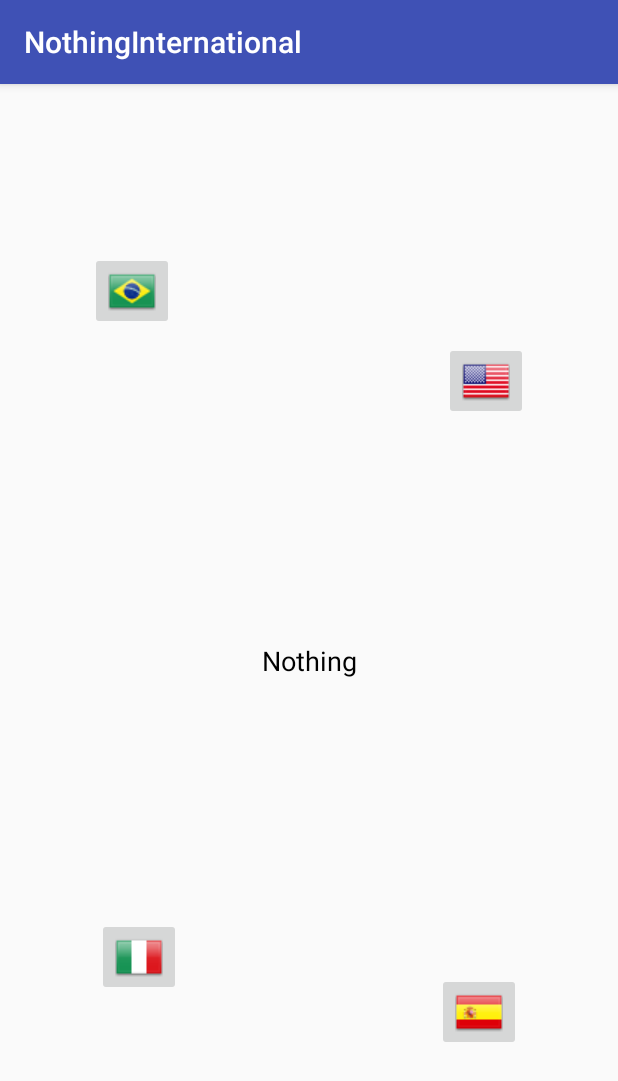
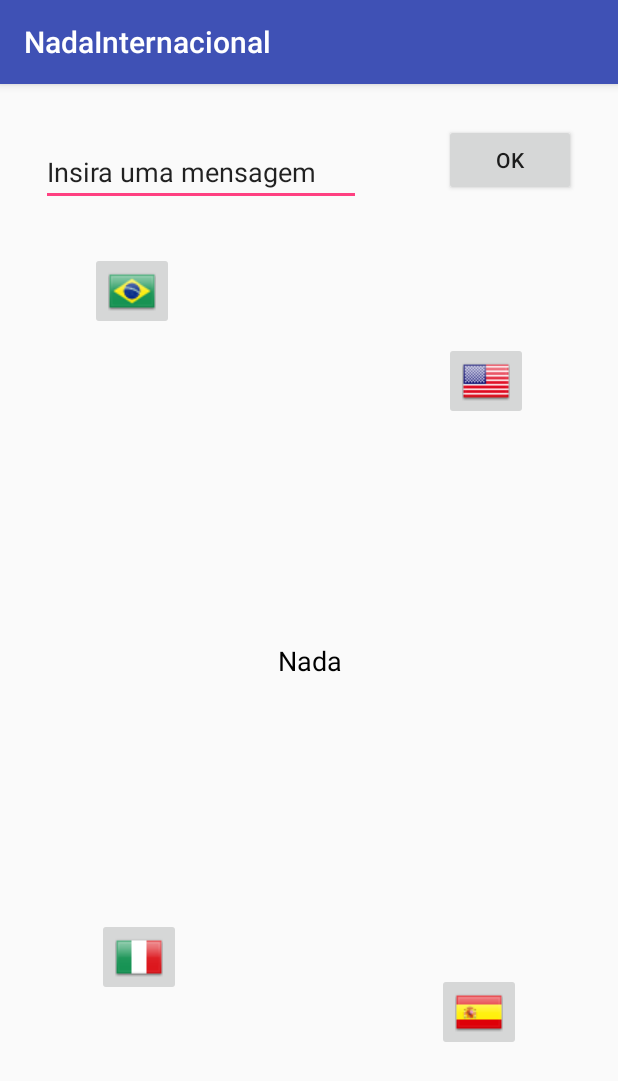
Before and after one commit to bernardomoraisbh/NothingInternational, an Android app: the screen it shows after launch (MainActivity), on a phone screen of 412 x 824 dp. Shown: the top 1081 px of the screen. Run offline under Robolectric (Android 15) with nearby library versions, the phone set to English and light mode, and no system bars.

Commit message:
Atualization with bar search.

```diff
--- a/app/src/main/java/com/nothing/bernardo/nothinginternational/MainActivity.java
+++ b/app/src/main/java/com/nothing/bernardo/nothinginternational/MainActivity.java
@@ -5,16 +5,6 @@ import android.os.Bundle;
 import android.view.View;
 import android.widget.ImageButton;
 import android.widget.TextView;
-import android.app.Activity;
-import android.graphics.Color;
-import android.support.v7.app.AppCompatActivity;
-import android.os.Bundle;
-import android.view.Menu;
-import android.view.MenuItem;
-import android.view.View;
-import android.widget.ImageButton;
-import android.widget.Toast;
-
 public class MainActivity extends AppCompatActivity {
 
     @Override
@@ -35,28 +25,28 @@ public class MainActivity extends AppCompatActivity {
             @Override
             public void onClick(View view) {
                 TextView mainNothing = (TextView)findViewById(R.id.changeNothing);
-                mainNothing.setText("Nada");
+                mainNothing.setText(R.string.nada);
             }
         });
         imgButtonIt.setOnClickListener(new View.OnClickListener() {
             @Override
             public void onClick(View view) {
                 TextView mainNothing = (TextView)findViewById(R.id.changeNothing);
-                mainNothing.setText("Niente");
+                mainNothing.setText(R.string.nada);
             }
         });
         imgButtonEs.setOnClickListener(new View.OnClickListener() {
             @Override
             public void onClick(View view) {
                 TextView mainNothing = (TextView)findViewById(R.id.changeNothing);
-                mainNothing.setText("Nada");
+                mainNothing.setText(R.string.nada);
             }
         });
         imgButtonUs.setOnClickListener(new View.OnClickListener() {
             @Override
             public void onClick(View view) {
                 TextView mainNothing = (TextView)findViewById(R.id.changeNothing);
-                mainNothing.setText("Nothing");
+                mainNothing.setText(R.string.nada);
             }
         });
     }
--- a/app/src/main/res/layout/activity_main.xml
+++ b/app/src/main/res/layout/activity_main.xml
@@ -10,8 +10,8 @@
         android:id="@+id/changeNothing"
         android:layout_width="wrap_content"
         android:layout_height="wrap_content"
-        android:contentDescription="@string/nothing"
-        android:text="@string/nothing"
+        android:contentDescription="@string/nada"
+        android:text="@string/nada"
         android:textColor="@android:color/black"
         android:textSize="18sp"
         app:layout_constraintBottom_toBottomOf="parent"
@@ -47,7 +47,6 @@
         android:layout_marginEnd="8dp"
         android:layout_marginStart="8dp"
         android:layout_marginTop="8dp"
-        android:contentDescription="@string/niente"
         app:layout_constraintBottom_toBottomOf="parent"
         app:layout_constraintEnd_toEndOf="parent"
         app:layout_constraintHorizontal_bias="0.166"
@@ -81,7 +80,6 @@
         android:layout_marginEnd="60dp"
         android:layout_marginStart="8dp"
         android:layout_marginTop="8dp"
-        android:contentDescription="@string/nothing"
         app:layout_constraintBottom_toBottomOf="parent"
         app:layout_constraintEnd_toEndOf="parent"
         app:layout_constraintHorizontal_bias="1.0"
@@ -90,4 +88,35 @@
         app:layout_constraintVertical_bias="0.234"
         app:srcCompat="@drawable/us" />
 
+    <EditText
+        android:id="@+id/editText"
+        android:layout_width="wrap_content"
+        android:layout_height="wrap_content"
+        android:layout_marginBottom="8dp"
+        android:layout_marginEnd="36dp"
+        android:layout_marginStart="8dp"
+        android:layout_marginTop="8dp"
+        android:ems="10"
+        android:inputType="textPersonName"
+        android:text="@string/menssage"
+        app:layout_constraintBottom_toBottomOf="parent"
+        app:layout_constraintEnd_toStartOf="@+id/button"
+        app:layout_constraintStart_toStartOf="parent"
+        app:layout_constraintTop_toTopOf="parent"
+        app:layout_constraintVertical_bias="0.04"
+        tools:text="Enter a menssage" />
+
+    <Button
+        android:id="@+id/button"
+        android:layout_width="wrap_content"
+        android:layout_height="wrap_content"
+        android:layout_marginBottom="8dp"
+        android:layout_marginEnd="28dp"
+        android:layout_marginTop="24dp"
+        android:text="OK"
+        app:layout_constraintBottom_toBottomOf="parent"
+        app:layout_constraintEnd_toEndOf="parent"
+        app:layout_constraintTop_toTopOf="parent"
+        app:layout_constraintVertical_bias="0.004" />
+
 </android.support.constraint.ConstraintLayout>
--- a/app/src/main/res/values/strings.xml
+++ b/app/src/main/res/values/strings.xml
@@ -1,9 +1,5 @@
 <resources>
-    <string name="app_name">NothingInternational</string>
+    <string name="app_name">NadaInternacional</string>
     <string name="nada">Nada</string>
-    <string name="nothing">Nothing</string>
-    <string name="nada2">Nada</string>
-    <string name="niente">Niente</string>
-    <string name="nothing2">Nothing</string>
-    <string name="nothing3">Nothing</string>
+    <string name="menssage">Insira uma mensagem</string>
 </resources>
```
Also changed, not shown: 3 other files.
